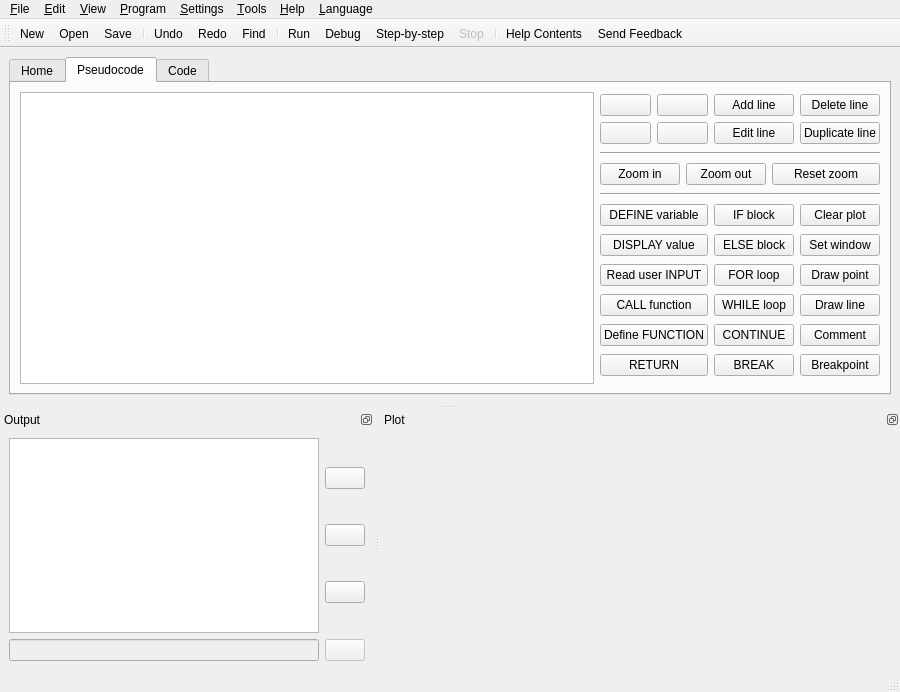
TuringApp/Turing, file src/forms/ui_mainwindow.ui: the form before one commit.
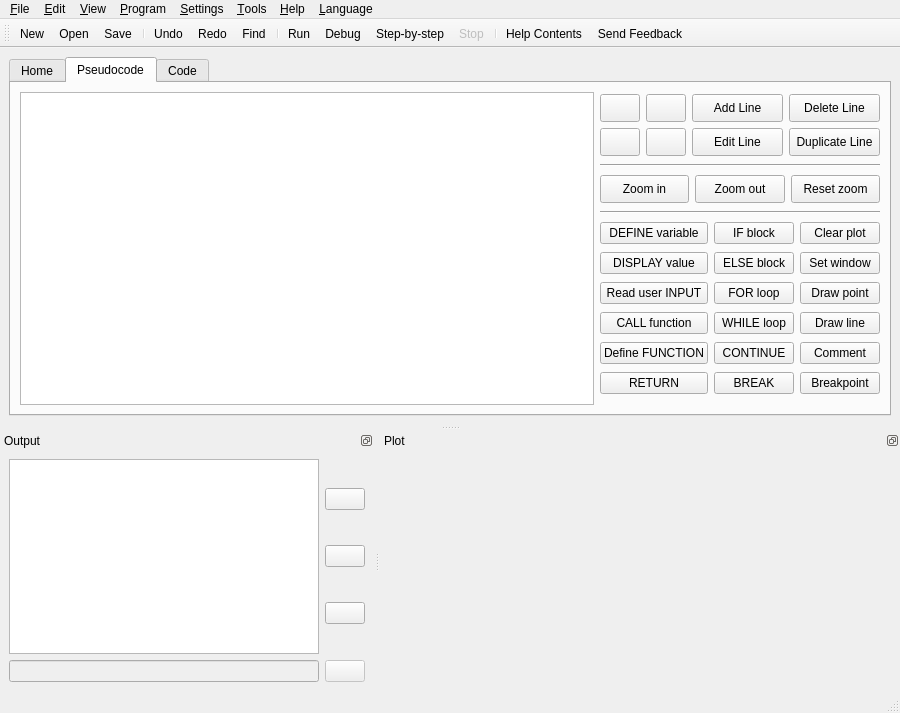
The form after the commit. Icons and pictures are not drawn.

Commit message: remove useless buttons + button height

Diff of the .ui file:
```diff
--- a/src/forms/ui_mainwindow.ui
+++ b/src/forms/ui_mainwindow.ui
@@ -8,7 +8,7 @@
     <x>0</x>
     <y>0</y>
     <width>900</width>
-    <height>692</height>
+    <height>713</height>
    </rect>
   </property>
   <property name="minimumSize">
@@ -101,6 +101,18 @@
            <layout class="QGridLayout" name="gridLayout_2">
             <item row="0" column="0">
              <widget class="QPushButton" name="btnAlgo_UpBlock">
+              <property name="sizePolicy">
+               <sizepolicy hsizetype="Maximum" vsizetype="Fixed">
+                <horstretch>0</horstretch>
+                <verstretch>0</verstretch>
+               </sizepolicy>
+              </property>
+              <property name="minimumSize">
+               <size>
+                <width>0</width>
+                <height>28</height>
+               </size>
+              </property>
               <property name="icon">
                <iconset resource="../turing.qrc">
                 <normaloff>:/action/media/up_double.png</normaloff>:/action/media/up_double.png</iconset>
@@ -109,6 +121,18 @@
             </item>
             <item row="0" column="1">
              <widget class="QPushButton" name="btnAlgo_Up">
+              <property name="sizePolicy">
+               <sizepolicy hsizetype="Maximum" vsizetype="Fixed">
+                <horstretch>0</horstretch>
+                <verstretch>0</verstretch>
+               </sizepolicy>
+              </property>
+              <property name="minimumSize">
+               <size>
+                <width>0</width>
+                <height>28</height>
+               </size>
+              </property>
               <property name="icon">
                <iconset resource="../turing.qrc">
                 <normaloff>:/action/media/up.png</normaloff>:/action/media/up.png</iconset>
@@ -117,6 +141,18 @@
             </item>
             <item row="1" column="0">
              <widget class="QPushButton" name="btnAlgo_DownBlock">
+              <property name="sizePolicy">
+               <sizepolicy hsizetype="Maximum" vsizetype="Fixed">
+                <horstretch>0</horstretch>
+                <verstretch>0</verstretch>
+               </sizepolicy>
+              </property>
+              <property name="minimumSize">
+               <size>
+                <width>0</width>
+                <height>28</height>
+               </size>
+              </property>
               <property name="icon">
                <iconset resource="../turing.qrc">
                 <normaloff>:/action/media/down_double.png</normaloff>:/action/media/down_double.png</iconset>
@@ -125,6 +161,18 @@
             </item>
             <item row="1" column="1">
              <widget class="QPushButton" name="btnAlgo_Down">
+              <property name="sizePolicy">
+               <sizepolicy hsizetype="Maximum" vsizetype="Fixed">
+                <horstretch>0</horstretch>
+                <verstretch>0</verstretch>
+               </sizepolicy>
+              </property>
+              <property name="minimumSize">
+               <size>
+                <width>0</width>
+                <height>28</height>
+               </size>
+              </property>
               <property name="icon">
                <iconset resource="../turing.qrc">
                 <normaloff>:/action/media/down.png</normaloff>:/action/media/down.png</iconset>
@@ -133,8 +181,14 @@
             </item>
             <item row="1" column="3">
              <widget class="QPushButton" name="btnAlgo_Dupl">
+              <property name="minimumSize">
+               <size>
+                <width>0</width>
+                <height>28</height>
+               </size>
+              </property>
               <property name="text">
-               <string>Duplicate line</string>
+               <string comment="shorter">Duplicate Line</string>
               </property>
               <property name="icon">
                <iconset resource="../turing.qrc">
@@ -144,8 +198,14 @@
             </item>
             <item row="0" column="2">
              <widget class="QPushButton" name="btnAlgo_Add">
+              <property name="minimumSize">
+               <size>
+                <width>0</width>
+                <height>28</height>
+               </size>
+              </property>
               <property name="text">
-               <string>Add line</string>
+               <string>Add Line</string>
               </property>
               <property name="icon">
                <iconset resource="../turing.qrc">
@@ -155,8 +215,14 @@
             </item>
             <item row="0" column="3">
              <widget class="QPushButton" name="btnAlgo_Delete">
+              <property name="minimumSize">
+               <size>
+                <width>0</width>
+                <height>28</height>
+               </size>
+              </property>
               <property name="text">
-               <string>Delete line</string>
+               <string>Delete Line</string>
               </property>
               <property name="icon">
                <iconset resource="../turing.qrc">
@@ -166,8 +232,14 @@
             </item>
             <item row="1" column="2">
              <widget class="QPushButton" name="btnAlgo_Edit">
+              <property name="minimumSize">
+               <size>
+                <width>0</width>
+                <height>28</height>
+               </size>
+              </property>
               <property name="text">
-               <string>Edit line</string>
+               <string>Edit Line</string>
               </property>
               <property name="icon">
                <iconset resource="../turing.qrc">
@@ -182,11 +254,17 @@
             <item>
              <widget class="QPushButton" name="btnAlgo_ZoomIn">
               <property name="sizePolicy">
-               <sizepolicy hsizetype="Maximum" vsizetype="Fixed">
+               <sizepolicy hsizetype="Expanding" vsizetype="Fixed">
                 <horstretch>0</horstretch>
                 <verstretch>0</verstretch>
                </sizepolicy>
               </property>
+              <property name="minimumSize">
+               <size>
+                <width>0</width>
+                <height>28</height>
+               </size>
+              </property>
               <property name="text">
                <string>Zoom in</string>
               </property>
@@ -199,11 +277,17 @@
             <item>
              <widget class="QPushButton" name="btnAlgo_ZoomOut">
               <property name="sizePolicy">
-               <sizepolicy hsizetype="Maximum" vsizetype="Fixed">
+               <sizepolicy hsizetype="Expanding" vsizetype="Fixed">
                 <horstretch>0</horstretch>
                 <verstretch>0</verstretch>
                </sizepolicy>
               </property>
+              <property name="minimumSize">
+               <size>
+                <width>0</width>
+                <height>28</height>
+               </size>
+              </property>
               <property name="text">
                <string>Zoom out</string>
               </property>
@@ -215,6 +299,18 @@
             </item>
             <item>
              <widget class="QPushButton" name="btnAlgo_ResetZoom">
+              <property name="sizePolicy">
+               <sizepolicy hsizetype="Expanding" vsizetype="Fixed">
+                <horstretch>0</horstretch>
+                <verstretch>0</verstretch>
+               </sizepolicy>
+              </property>
+              <property name="minimumSize">
+               <size>
+                <width>0</width>
+                <height>28</height>
+               </size>
+              </property>
               <property name="text">
                <string>Reset zoom</string>
               </property>
```
Left out of the diff: 3 changed lines with no effect on the pictures. The commit also changes 5 other files.
